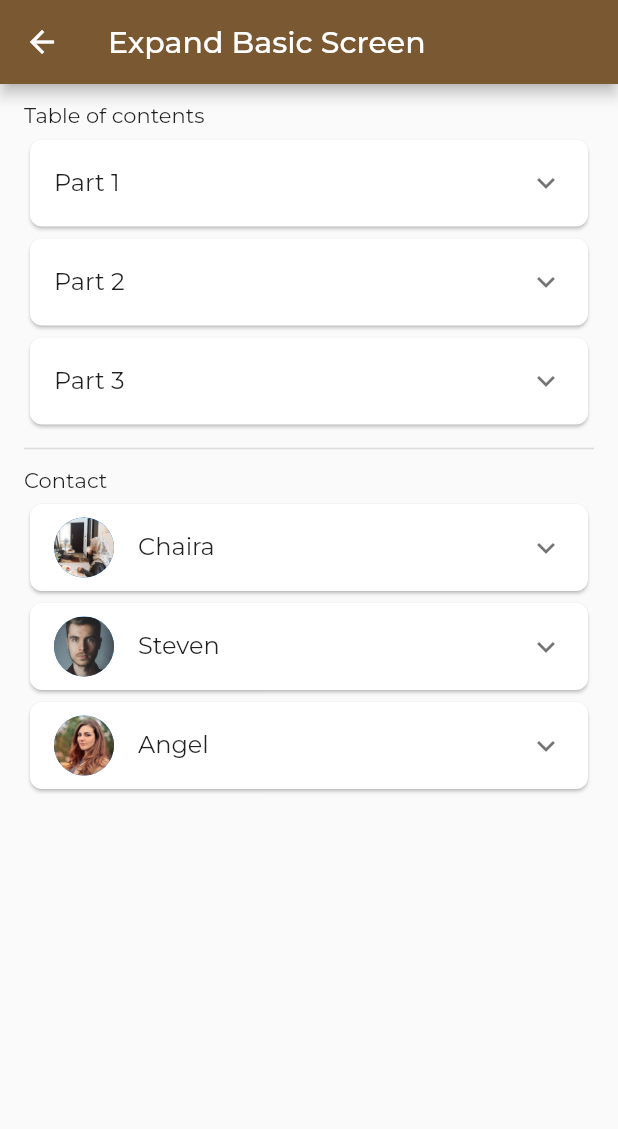
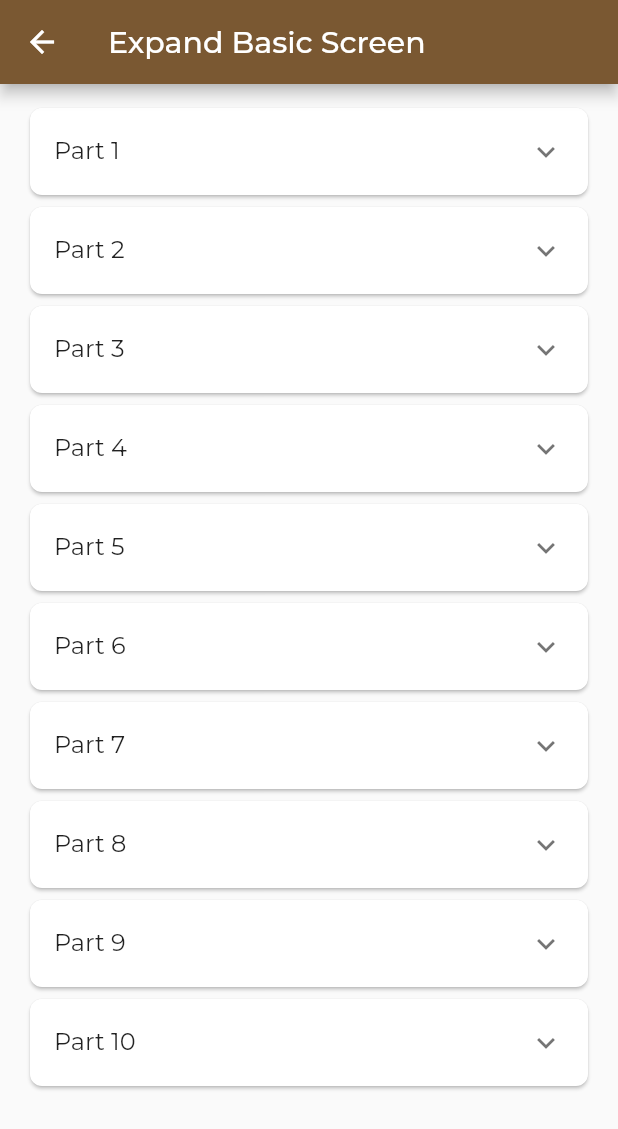
Before and after one commit to romaiswara/Flutter-Widgets, a Flutter app: the ExpandBasicScreen screen opened by its route, on a phone screen of 412 x 824 dp. Shown: the top 1129 px of the screen. Run offline on Flutter 3.47's test engine with Material 2 defaults, Android fonts, the phone set to English and light mode, and no system bars; project files that could hold a hidden picture were left out.

Commit message:
[fix]: adjust UI example

```diff
--- a/lib/ui/expand/expand_basic_screen.dart
+++ b/lib/ui/expand/expand_basic_screen.dart
@@ -1,7 +1,5 @@
 import 'package:flutter/material.dart';
 import 'package:flutter_widgets/config/config.dart';
-import 'package:flutter_widgets/constant/constant.dart';
-import 'package:flutter_widgets/model/model.dart';
 
 class ExpandBasicScreen extends StatefulWidget {
   const ExpandBasicScreen({Key? key}) : super(key: key);
@@ -22,12 +20,8 @@ class _ExpandBasicScreenState extends State<ExpandBasicScreen> {
           horizontal: 16,
           vertical: 12,
         ),
-        children: [
-          const Text('Table of contents'),
-          const SizedBox(height: 4),
-          Column(
         children: List.generate(
-              3,
+          10,
           (index) {
             return Card(
               shape: RoundedRectangleBorder(
@@ -51,44 +45,6 @@ class _ExpandBasicScreenState extends State<ExpandBasicScreen> {
           },
         ),
       ),
-          const Divider(thickness: 1, height: 24),
-          const Text('Contact'),
-          const SizedBox(height: 4),
-          Column(
-            children: List.generate(
-              ProfileModel.profiles.length,
-              (index) {
-                ProfileModel profile = ProfileModel.profiles[index];
-                return Card(
-                  shape: RoundedRectangleBorder(
-                    borderRadius: BorderRadius.circular(8),
-                  ),
-                  child: Theme(
-                    data: ThemeConfig.theme.copyWith(
-                      dividerColor: Colors.transparent,
-                    ),
-                    child: ExpansionTile(
-                      leading: CircleAvatar(
-                        backgroundImage: AssetImage(profile.image),
-                      ),
-                      title: Text(profile.name),
-                      children: [
-                        const ListTile(
-                          title: Text(StringConstant.mediumLoremIpsum),
-                        ),
-                        TextButton(
-                          child: const Text('Send Message'),
-                          onPressed: () {},
-                        ),
-                      ],
-                    ),
-                  ),
-                );
-              },
-            ),
-          ),
-        ],
-      ),
     );
   }
 }
```
Also changed, not shown: lib/ui/expand/expand_ticket_screen.dart (+13 -12 lines). Lines whose indentation alone changed are shown as unchanged.
